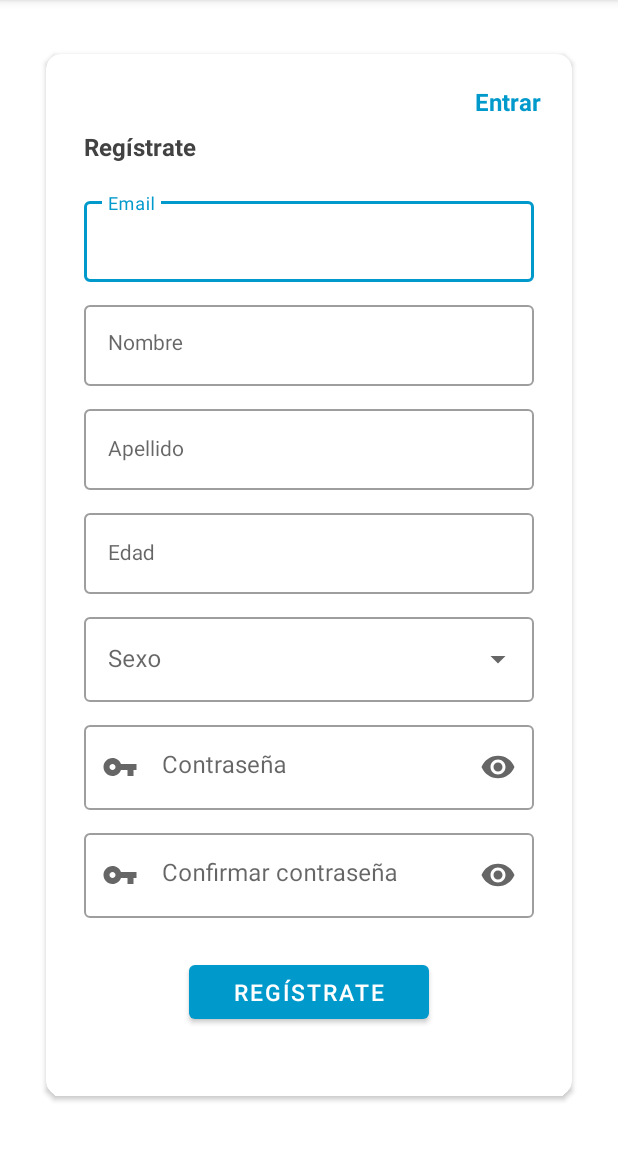
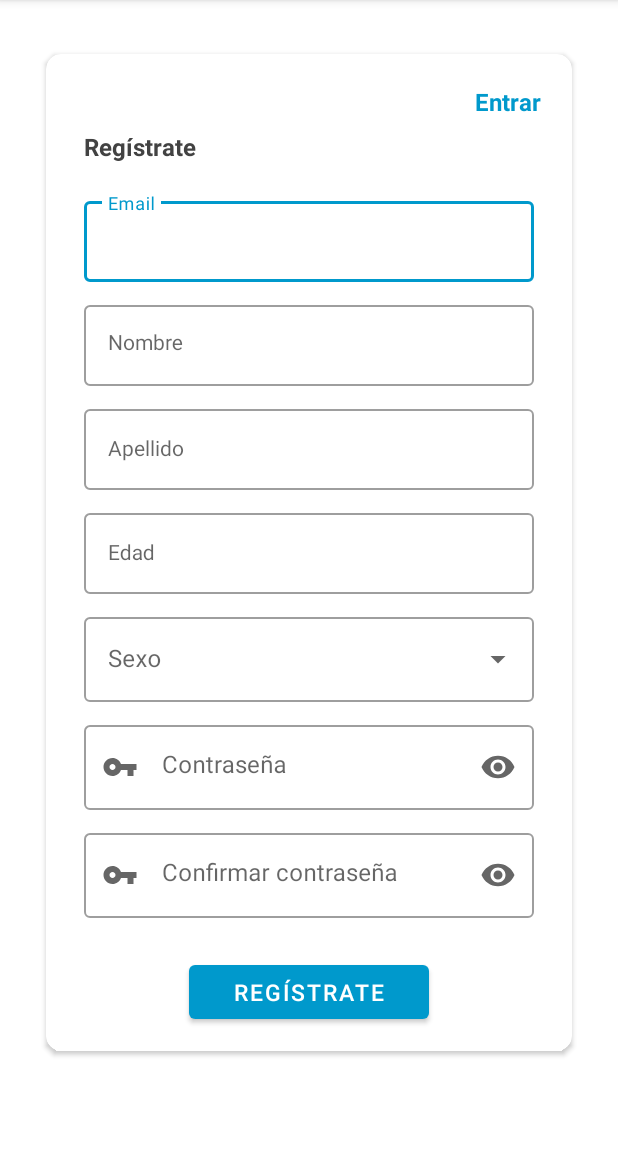
Before and after one commit to CarlosVilema19/geolam, an Android app: the registrar screen opened directly, with no data from a screen before it, on a phone screen of 412 x 824 dp, the part 84-1236 px from its top. Run offline under Robolectric (Android 15) with nearby library versions, the phone set to English and light mode, and no system bars; our stand-ins replace Volley.

Commit message:
Cambio view y string

```diff
--- a/app/src/main/res/layout/activity_registrar.xml
+++ b/app/src/main/res/layout/activity_registrar.xml
@@ -256,14 +256,6 @@
                     />
 
 
-
-                <Button
-                    android:layout_width="match_parent"
-                    android:visibility="invisible"
-                    android:layout_height="30dp">
-
-                </Button>
-
             </LinearLayout>
         </ScrollView>
 
--- a/app/src/main/res/values/strings.xml
+++ b/app/src/main/res/values/strings.xml
@@ -11,6 +11,7 @@
     <string name="edad">Edad</string>
     <string name="sexo_usuario">Sexo</string>
     <string name="action_settings">Settings</string>
+    <string name="rec_confirme_la_contrasenia">Confirmar contraseña</string>
     //INFORMACION DEL LUGAR
     <string name="rec_nombre_del_lugar">Nombre del lugar............</string>
     <string name="rec_descripcion_lugar">Descripción del lugar</string>
@@ -18,6 +19,6 @@
     <string name="rec_telefono_lugar">Teléfono del lugar</string>
     <string name="rec_especialidades_lugar">Especialidades........ </string>
     <string name="rec_medicos_lugar">Médicos del lugar</string>
-    <string name="rec_confirme_la_contrasenia">Confirmar contraseña</string>
+
 
 </resources>
```
